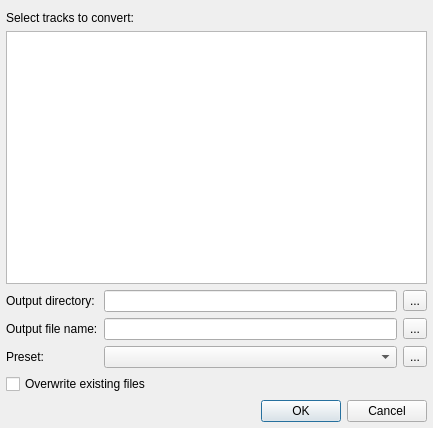
Qt form src/plugins/General/converter/converterdialog.ui (ksv1986/qmmp-staging) before a commit.
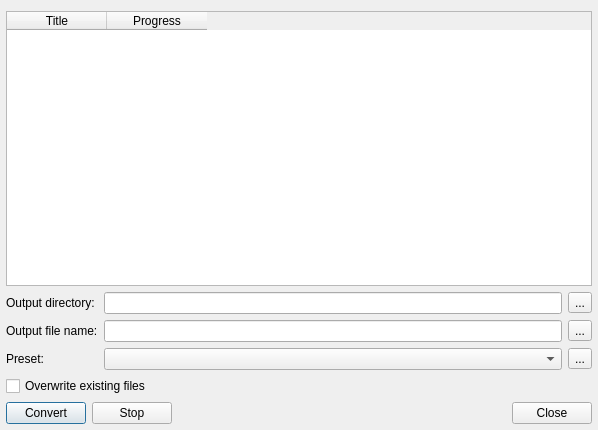
The same form after that commit.

Diff of the .ui file:
```diff
--- a/src/plugins/General/converter/converterdialog.ui
+++ b/src/plugins/General/converter/converterdialog.ui
@@ -6,14 +6,14 @@
    <rect>
     <x>0</x>
     <y>0</y>
-    <width>433</width>
-    <height>428</height>
+    <width>598</width>
+    <height>430</height>
    </rect>
   </property>
   <property name="windowTitle">
    <string>Converter Settings</string>
   </property>
-  <layout class="QGridLayout" name="gridLayout">
+  <layout class="QGridLayout" name="gridLayout_2">
    <property name="leftMargin">
     <number>6</number>
    </property>
@@ -23,82 +23,114 @@
    <property name="bottomMargin">
     <number>6</number>
    </property>
-   <item row="0" column="0" colspan="2">
-    <widget class="QLabel" name="label">
+   <item row="0" column="0" colspan="3">
+    <widget class="QTableWidget" name="tableWidget">
+     <property name="editTriggers">
+      <set>QAbstractItemView::NoEditTriggers</set>
+     </property>
+     <property name="selectionBehavior">
+      <enum>QAbstractItemView::SelectRows</enum>
+     </property>
+     <property name="rowCount">
+      <number>0</number>
+     </property>
+     <column>
      <property name="text">
-      <string>Select tracks to convert:</string>
-     </property>
+       <string>Title</string>
+      </property>
+     </column>
+     <column>
+      <property name="text">
+       <string>Progress</string>
+      </property>
+     </column>
     </widget>
    </item>
    <item row="1" column="0" colspan="3">
-    <widget class="QListWidget" name="itemsListWidget">
-     <property name="alternatingRowColors">
-      <bool>true</bool>
-     </property>
-    </widget>
-   </item>
-   <item row="2" column="0">
+    <widget class="QWidget" name="widget" native="true">
+     <layout class="QGridLayout" name="gridLayout">
+      <property name="margin">
+       <number>0</number>
+      </property>
+      <item row="0" column="0">
     <widget class="QLabel" name="label_2">
      <property name="text">
       <string>Output directory:</string>
      </property>
     </widget>
    </item>
-   <item row="2" column="1">
+      <item row="0" column="1">
     <widget class="QLineEdit" name="outDirEdit"/>
    </item>
-   <item row="3" column="0">
+      <item row="0" column="2">
+       <widget class="QToolButton" name="dirButton">
+        <property name="text">
+         <string notr="true">...</string>
+        </property>
+       </widget>
+      </item>
+      <item row="1" column="0">
     <widget class="QLabel" name="label_3">
      <property name="text">
       <string>Output file name:</string>
      </property>
     </widget>
    </item>
-   <item row="3" column="1">
+      <item row="1" column="1">
     <widget class="QLineEdit" name="outFileEdit"/>
    </item>
-   <item row="4" column="0">
+      <item row="1" column="2">
+       <widget class="QToolButton" name="fileNameButton">
+        <property name="text">
+         <string notr="true">...</string>
+        </property>
+       </widget>
+      </item>
+      <item row="2" column="0">
     <widget class="QLabel" name="label_4">
      <property name="text">
       <string>Preset:</string>
      </property>
     </widget>
    </item>
-   <item row="4" column="1">
+      <item row="2" column="1">
     <widget class="QComboBox" name="presetComboBox"/>
    </item>
-   <item row="5" column="0" colspan="3">
+      <item row="2" column="2">
+       <widget class="QToolButton" name="presetButton">
+        <property name="text">
+         <string notr="true">...</string>
+        </property>
+       </widget>
+      </item>
+      <item row="3" column="0" colspan="3">
     <widget class="QCheckBox" name="overwriteCheckBox">
      <property name="text">
       <string>Overwrite existing files</string>
      </property>
     </widget>
    </item>
-   <item row="6" column="0" colspan="3">
+     </layout>
+    </widget>
+   </item>
+   <item row="2" column="0">
+    <widget class="QPushButton" name="convertButton">
+     <property name="text">
+      <string>Convert</string>
+     </property>
+    </widget>
+   </item>
+   <item row="2" column="1">
+    <widget class="QPushButton" name="stopButton">
+     <property name="text">
+      <string>Stop</string>
+     </property>
+    </widget>
+   </item>
+   <item row="2" column="2">
     <widget class="QDialogButtonBox" name="buttonBox">
      <property name="standardButtons">
-      <set>QDialogButtonBox::Cancel|QDialogButtonBox::Ok</set>
-     </property>
-    </widget>
-   </item>
-   <item row="2" column="2">
-    <widget class="QToolButton" name="dirButton">
-     <property name="text">
-      <string notr="true">...</string>
-     </property>
-    </widget>
-   </item>
-   <item row="3" column="2">
-    <widget class="QToolButton" name="fileNameButton">
-     <property name="text">
-      <string notr="true">...</string>
-     </property>
-    </widget>
-   </item>
-   <item row="4" column="2">
-    <widget class="QToolButton" name="presetButton">
-     <property name="text">
-      <string notr="true">...</string>
+      <set>QDialogButtonBox::Close</set>
      </property>
     </widget>
    </item>
```
Left out of the diff: 26 changed lines with no effect on the pictures. Lines whose indentation alone changed are shown as unchanged.
